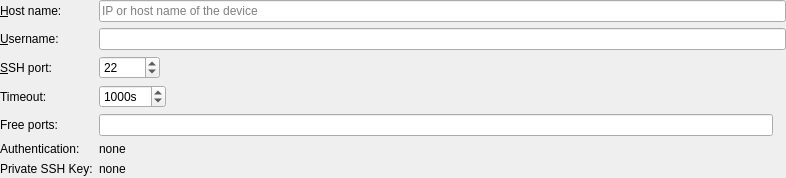
First picture: the form in src/plugins/mer/merhardwaredevicewidget.ui, repository sailfishos/sailfish-qtcreator, before the edit.
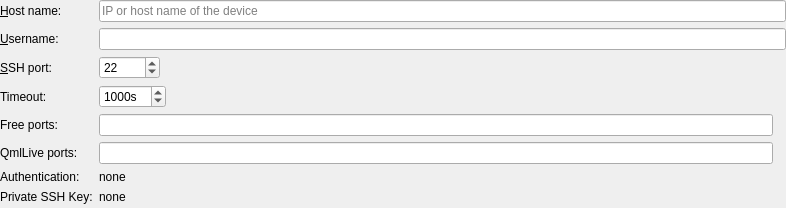
Second picture: the form after the edit.

Commit message: Mer: Automatically add/remove QmlLive hosts for Mer devices

Patch:
```diff
--- a/src/plugins/mer/merhardwaredevicewidget.ui
+++ b/src/plugins/mer/merhardwaredevicewidget.ui
@@ -7,7 +7,7 @@
     <x>0</x>
     <y>0</y>
     <width>786</width>
-    <height>178</height>
+    <height>208</height>
    </rect>
   </property>
   <property name="windowTitle">
@@ -149,13 +149,44 @@
     </layout>
    </item>
    <item row="5" column="0">
+    <widget class="QLabel" name="qmlLivePortsLabel">
+     <property name="text">
+      <string>QmlLive ports:</string>
+     </property>
+    </widget>
+   </item>
+   <item row="5" column="1">
+    <layout class="QHBoxLayout" name="horizontalLayout">
+     <item>
+      <widget class="QLineEdit" name="qmlLivePortsLineEdit">
+       <property name="toolTip">
+        <string>You can enter lists and ranges like this: 1024,1026-1028,1030</string>
+       </property>
+      </widget>
+     </item>
+     <item>
+      <widget class="QLabel" name="qmlLivePortsWarningLabel">
+       <property name="sizePolicy">
+        <sizepolicy hsizetype="Preferred" vsizetype="Preferred">
+         <horstretch>0</horstretch>
+         <verstretch>0</verstretch>
+        </sizepolicy>
+       </property>
+       <property name="text">
+        <string/>
+       </property>
+      </widget>
+     </item>
+    </layout>
+   </item>
+   <item row="6" column="0">
     <widget class="QLabel" name="authTypeLabel">
      <property name="text">
       <string>Authentication:</string>
      </property>
     </widget>
    </item>
-   <item row="5" column="1">
+   <item row="6" column="1">
     <widget class="QLabel" name="autheticationTypeLabelEdit">
      <property name="text">
       <string>none</string>
@@ -165,14 +196,14 @@
      </property>
     </widget>
    </item>
-   <item row="6" column="0">
+   <item row="7" column="0">
     <widget class="QLabel" name="keyLabel">
      <property name="text">
       <string>Private SSH Key:</string>
      </property>
     </widget>
    </item>
-   <item row="6" column="1">
+   <item row="7" column="1">
     <widget class="QLabel" name="privateKeyLabelEdit">
      <property name="sizePolicy">
       <sizepolicy hsizetype="Expanding" vsizetype="Preferred">
```
The commit also changes 14 other files.
